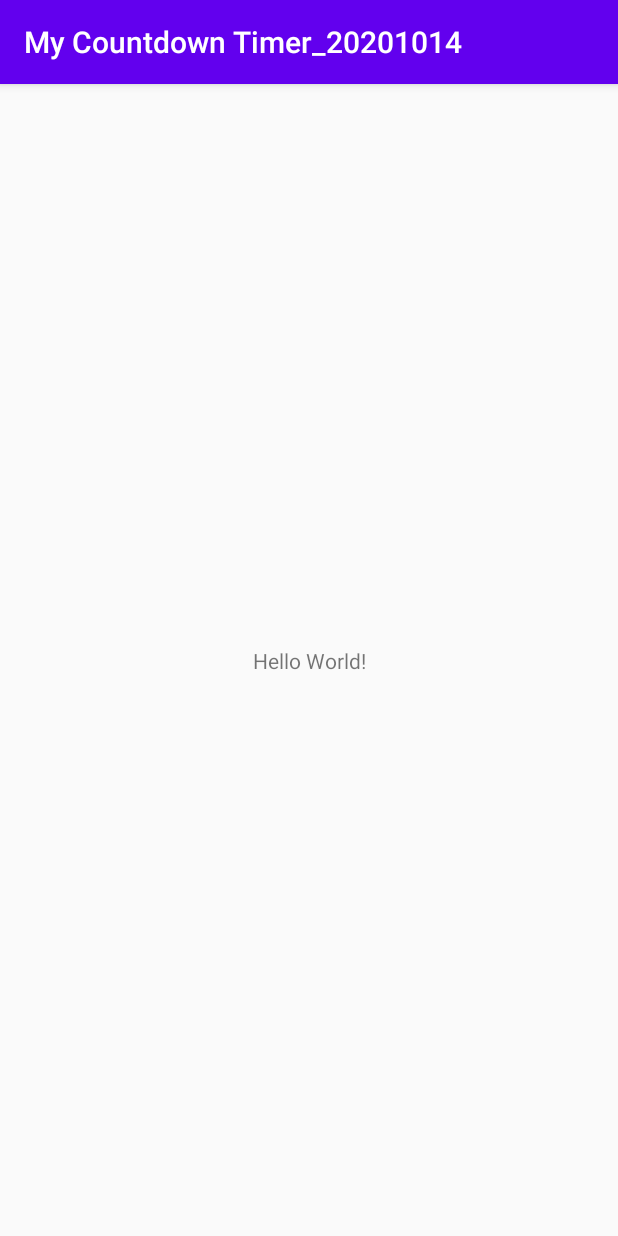
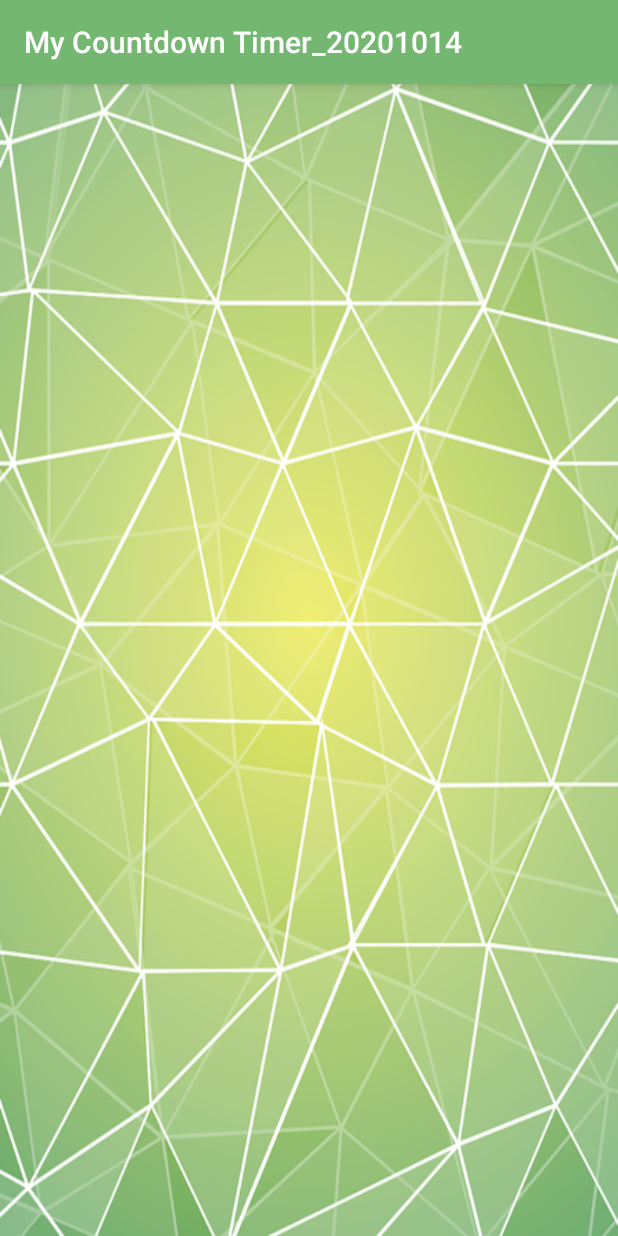
Before and after one commit to t7m3/My_Countdown_Timer_20201014, an Android app: the screen it shows after launch (MainActivity), on a phone screen of 412 x 824 dp. Run offline under Robolectric (Android 15) with nearby library versions, the phone set to English and light mode, and no system bars.

Commit message:
2020-10-14(水)　1回目のコミット 画像のコピーや設定をした。（画面の作成、ビューの配置の前まで）

```diff
--- a/app/build.gradle
+++ b/app/build.gradle
@@ -7,6 +7,7 @@ android {
     buildToolsVersion "30.0.2"
 
     defaultConfig {
+        vectorDrawables.useSupportLibrary = true
         applicationId "com.example.mycountdowntimer_20201014"
         minSdkVersion 19
         targetSdkVersion 30
--- a/app/src/main/res/layout/activity_main.xml
+++ b/app/src/main/res/layout/activity_main.xml
@@ -4,15 +4,4 @@
     xmlns:tools="http://schemas.android.com/tools"
     android:layout_width="match_parent"
     android:layout_height="match_parent"
-    tools:context=".MainActivity">
-
-    <TextView
-        android:layout_width="wrap_content"
-        android:layout_height="wrap_content"
-        android:text="Hello World!"
-        app:layout_constraintBottom_toBottomOf="parent"
-        app:layout_constraintLeft_toLeftOf="parent"
-        app:layout_constraintRight_toRightOf="parent"
-        app:layout_constraintTop_toTopOf="parent" />
-
-</androidx.constraintlayout.widget.ConstraintLayout>
+    tools:context=".MainActivity"/>
--- a/app/src/main/res/values/colors.xml
+++ b/app/src/main/res/values/colors.xml
@@ -1,6 +1,7 @@
 <?xml version="1.0" encoding="utf-8"?>
 <resources>
-    <color name="colorPrimary">#6200EE</color>
-    <color name="colorPrimaryDark">#3700B3</color>
-    <color name="colorAccent">#03DAC5</color>
+    <color name="colorPrimary">#74B771</color>
+    <color name="colorPrimaryDark">#3C9C5A</color>
+    <color name="colorAccent">#536DFE</color>
+    <color name="PrimaryText">#757575</color>
 </resources>
--- a/app/src/main/res/values/styles.xml
+++ b/app/src/main/res/values/styles.xml
@@ -5,6 +5,9 @@
         <item name="colorPrimary">@color/colorPrimary</item>
         <item name="colorPrimaryDark">@color/colorPrimaryDark</item>
         <item name="colorAccent">@color/colorAccent</item>
+        <item name="android:windowBackground">@drawable/background</item>
+        <item name="android:textColorPrimary">@color/PrimaryText</item>
+        <item name="android:fontFamily">sans-serif-thin</item>
     </style>
 
 </resources>
```
Also changed, not shown: app/src/main/res/drawable/ic_baseline_play_arrow_24.xml (added, +10 -0 lines), app/src/main/res/drawable/ic_baseline_stop_24.xml (added, +10 -0 lines), app/src/main/res/drawable-v24/background.png (added).
